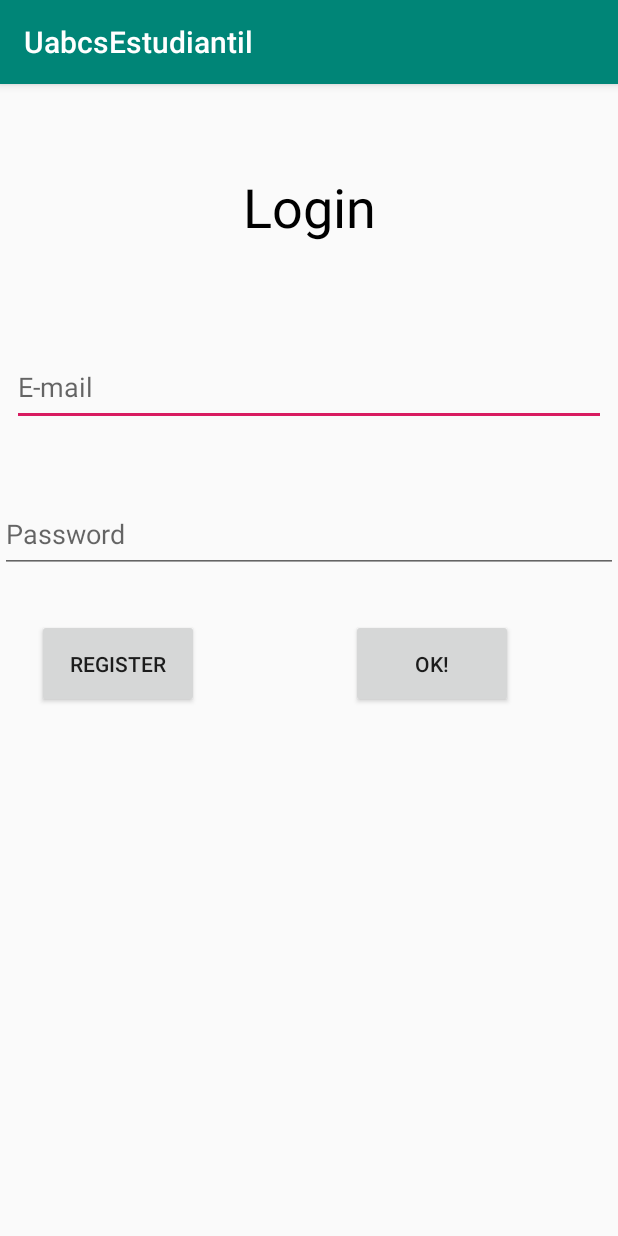
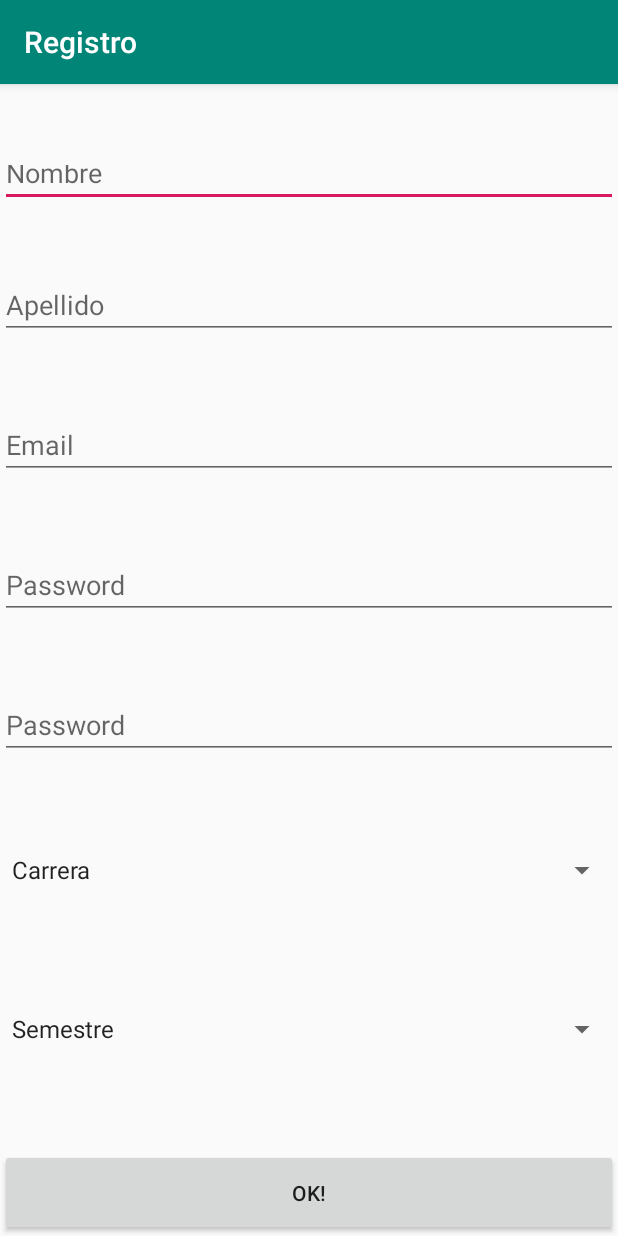
Before and after one commit to Taco-Hack/AndroidUabcs, an Android app: the screen it shows after launch (MainActivity before the commit, Registro after it), after a tap on "REGISTER", on a phone screen of 412 x 824 dp. Run offline under Robolectric (Android 15) with nearby library versions, the phone set to English and light mode, and no system bars; our stand-ins replace Firebase (no records; nobody signed in at launch, a user with empty details on screens opened directly).

Commit message:
se hicieron muchas cosas
agregar fin, login 99%, se va por mapa para concluir

```diff
--- a/app/src/main/AndroidManifest.xml
+++ b/app/src/main/AndroidManifest.xml
@@ -35,6 +35,9 @@
             android:name=".MapaActivity"
             android:label="@string/title_activity_mapa" />
         <activity
+            android:name=".Registro"
+            android:label="Registro" />
+        <activity
             android:name=".Menu"
             android:label="@string/title_activity_menu" />
         <activity android:name=".MainActivity">
--- /dev/null
+++ b/app/src/main/java/com/Jaime/uabcsestudiantil/Edificio/Edificio.java
@@ -0,0 +1,5 @@
+package com.Jaime.uabcsestudiantil.Edificio;
+
+public class Edificio {
+
+}
--- a/app/src/main/java/com/Jaime/uabcsestudiantil/Registro.java
+++ b/app/src/main/java/com/Jaime/uabcsestudiantil/Registro.java
@@ -1,12 +1,14 @@
 package com.Jaime.uabcsestudiantil;
 
 import android.content.Intent;
-import android.support.annotation.NonNull;
 import android.support.v7.app.AppCompatActivity;
 import android.os.Bundle;
 import android.view.View;
+import android.widget.AdapterView;
+import android.widget.ArrayAdapter;
 import android.widget.Button;
 import android.widget.EditText;
+import android.widget.Spinner;
 import android.widget.Toast;
 
 import com.Jaime.uabcsestudiantil.Ususario.Usuario;
@@ -16,27 +18,51 @@ import com.google.firebase.database.DatabaseReference;
 import com.google.firebase.database.FirebaseDatabase;
 import com.google.firebase.database.ValueEventListener;
 
+import java.util.ArrayList;
 import java.util.HashMap;
+import java.util.List;
 import java.util.Map;
 
 public class Registro extends AppCompatActivity {
+
     private EditText name,lName,email,pass1,pass2;
+    private Spinner carrera,semestre;
     private Button ok;
     private DatabaseReference bd;
+    private  List<Usuario> lisUsu;
+    private String sEmail, itemCar,itemSem;
+    private boolean bandera;
+    ArrayAdapter adapter,adapter2;
+
 
 
     @Override
     protected void onCreate(Bundle savedInstanceState) {
         super.onCreate(savedInstanceState);
         setContentView(R.layout.activity_registro);
+
         name=findViewById(R.id.xmlETxtName);
         lName=findViewById(R.id.xmlETxtLName);
         email=findViewById(R.id.xmlETxtEmail);
         pass1=findViewById(R.id.xmlETxtPas1);
         pass2=findViewById(R.id.xmlETxtPas2);
+        carrera=findViewById(R.id.xmlSprCar);
+        semestre=findViewById(R.id.xmlSprSem);
         ok=findViewById(R.id.xmlBtnOk);
 
+        adapter = ArrayAdapter.createFromResource(this,R.array.carreras, android.R.layout.simple_spinner_item);
+        carrera.setAdapter(adapter);
+        adapter2 = ArrayAdapter.createFromResource(this,R.array.semestre, android.R.layout.simple_spinner_item);
+        semestre.setAdapter(adapter2);
+
+        bandera=false;
+        lisUsu = new ArrayList<Usuario>();
+
+        itemCar = carrera.getSelectedItem().toString();
+        itemSem = semestre.getSelectedItem().toString();
+
         bd= FirebaseDatabase.getInstance().getReference();
+        consulta();
 
         ok.setOnClickListener(new View.OnClickListener() {
             @Override
@@ -54,14 +80,19 @@ public class Registro extends AppCompatActivity {
                     if (pass1.getText().toString().equals(pass2.getText().toString())){
                         if (pass1.getText().toString().trim().length()>6 ){
 
+                            cicloForEach();
+                            itemCar = carrera.getSelectedItem().toString();
+                            itemSem = semestre.getSelectedItem().toString();
 
+
+                            if (!bandera){
                                 Map<String, Object> datosUsuario=new HashMap<>();
                                 datosUsuario.put("nombre",name.getText().toString().trim());
                                 datosUsuario.put("apellido",lName.getText().toString().trim());
                                 datosUsuario.put("email",email.getText().toString().trim());
                                 datosUsuario.put("password",pass1.getText().toString().trim());
-
-                            datosUsuario.put("semestre",2);
+                                datosUsuario.put("carrera",itemCar);
+                                datosUsuario.put("semestre",itemSem);
                                 datosUsuario.put("notas","hola estas son tus notas:   ");
 
                                 bd.child("Usuario").push().setValue(datosUsuario);
@@ -75,9 +106,9 @@ public class Registro extends AppCompatActivity {
                                 Intent i = new Intent(getApplicationContext(), MainActivity.class);
                                 startActivity(i);
 
-
-
-
+                            }else{
+                                Toast.makeText(getApplicationContext(),"email ya existe",Toast.LENGTH_SHORT).show();
+                            }
 
                         }else{
                             Toast.makeText(getApplicationContext(),
@@ -93,38 +124,32 @@ public class Registro extends AppCompatActivity {
             }
         });
     }
-}
 
-/*
-bd.child("Usuario").addValueEventListener(new ValueEventListener() {
-                                @Override
-                                public void onDataChange(@NonNull DataSnapshot dataSnapshot) {
-                                    for (DataSnapshot snapshot:dataSnapshot.getChildren() ){
-                                        Usuario u= snapshot.getValue(Usuario.class);
-                                        if (u.getEmail().equals(email.getText().toString()) ){
-                                            bandera[0] =true;
-
-                                            Toast.makeText(getApplicationContext(),"El email ya existe",Toast.LENGTH_SHORT).show();
+    public void cicloForEach(){
+        sEmail = email.getText().toString().trim();
+        for(Usuario a : lisUsu){
+            if ( a.getEmail().equals(sEmail) ){
+                bandera=true;
                 break;
             }
         }
     }
 
+    public void consulta(){
+        bd.child("Usuario").addValueEventListener(new ValueEventListener() {
             @Override
-                                public void onCancelled(@NonNull DatabaseError databaseError) {
+            public void onDataChange( DataSnapshot dataSnapshot) {
+
+                for (DataSnapshot snapshot:dataSnapshot.getChildren() ){
+                    Usuario u= snapshot.getValue(Usuario.class);
+                    lisUsu.add(u);
+                }
+            }
+
+            @Override
+            public void onCancelled( DatabaseError databaseError) {
 
             }
         });
-
-
-
-
-                            if(bandera[0]){
-                                //aqui es la autenticacion
-                                Toast.makeText(getApplicationContext(),"prueba",Toast.LENGTH_SHORT).show();
-                            }else
-                            {
-
     }
-
- */
+}
--- a/app/src/main/res/layout/activity_registro.xml
+++ b/app/src/main/res/layout/activity_registro.xml
@@ -8,12 +8,12 @@
 
     <EditText
         android:id="@+id/xmlETxtName"
-        android:layout_width="270dp"
+        android:layout_width="0dp"
         android:layout_height="38dp"
+        android:digits="abcdefghijklmnopqrstuvwxyzABCDEFGHIJKLMNOPQRSTUVWXYZ "
         android:ems="10"
         android:hint="Nombre"
         android:inputType="textPersonName"
-        android:digits="abcdefghijklmnopqrstuvwxyzABCDEFGHIJKLMNOPQRSTUVWXYZ "
         android:singleLine="true"
         app:layout_constraintBottom_toBottomOf="parent"
         app:layout_constraintEnd_toEndOf="parent"
@@ -24,7 +24,7 @@
 
     <EditText
         android:id="@+id/xmlETxtLName"
-        android:layout_width="270dp"
+        android:layout_width="0dp"
         android:layout_height="40dp"
         android:ems="10"
         android:hint="Apellido"
@@ -39,7 +39,7 @@
 
     <EditText
         android:id="@+id/xmlETxtEmail"
-        android:layout_width="270dp"
+        android:layout_width="0dp"
         android:layout_height="wrap_content"
         android:ems="10"
         android:hint="Email"
@@ -54,19 +54,20 @@
 
     <EditText
         android:id="@+id/xmlETxtPas2"
-        android:layout_width="270dp"
+        android:layout_width="0dp"
         android:layout_height="wrap_content"
+        android:layout_marginBottom="1dp"
         android:ems="10"
         android:hint="Password"
         android:inputType="textPassword"
-        app:layout_constraintBottom_toTopOf="@+id/xmlBtnOk"
+        app:layout_constraintBottom_toTopOf="@+id/xmlSprCar"
         app:layout_constraintEnd_toEndOf="parent"
         app:layout_constraintStart_toStartOf="parent"
         app:layout_constraintTop_toBottomOf="@+id/xmlETxtPas1" />
 
     <EditText
         android:id="@+id/xmlETxtPas1"
-        android:layout_width="270dp"
+        android:layout_width="0dp"
         android:layout_height="wrap_content"
         android:ems="10"
         android:hint="Password"
@@ -79,11 +80,30 @@
 
     <Button
         android:id="@+id/xmlBtnOk"
-        android:layout_width="246dp"
+        android:layout_width="0dp"
         android:layout_height="58dp"
         android:text="Ok!"
         app:layout_constraintBottom_toBottomOf="parent"
         app:layout_constraintEnd_toEndOf="parent"
+        app:layout_constraintStart_toStartOf="parent" />
+
+    <Spinner
+        android:id="@+id/xmlSprCar"
+        android:layout_width="0dp"
+        android:layout_height="49dp"
+        android:layout_marginBottom="1dp"
+        app:layout_constraintBottom_toTopOf="@+id/xmlSprSem"
+        app:layout_constraintEnd_toEndOf="parent"
         app:layout_constraintStart_toStartOf="parent"
         app:layout_constraintTop_toBottomOf="@+id/xmlETxtPas2" />
+
+    <Spinner
+        android:id="@+id/xmlSprSem"
+        android:layout_width="0dp"
+        android:layout_height="64dp"
+        app:layout_constraintBottom_toTopOf="@+id/xmlBtnOk"
+        app:layout_constraintEnd_toEndOf="parent"
+        app:layout_constraintStart_toStartOf="parent"
+        app:layout_constraintTop_toBottomOf="@+id/xmlSprCar" />
+
 </android.support.constraint.ConstraintLayout>
--- /dev/null
+++ b/app/src/main/res/values/array.xml
@@ -0,0 +1,13 @@
+<?xml version="1.0" encoding="utf-8"?>
+<resources>
+    <string-array name="carreras">
+        <item>Carrera</item>
+        <item>IDS</item>
+        <item>ITC</item>
+        <item>LATI</item>
+    </string-array>
+    <string-array name="semestre">
+        <item>Semestre</item>
+        <item>2do.</item>
+    </string-array>
+</resources>
--- a/app/src/main/res/values/strings.xml
+++ b/app/src/main/res/values/strings.xml
@@ -12,4 +12,5 @@
     <string name="hello_blank_fragment_usuario">hola perro soy el fragment usuario :v</string>
     <string name="title_activity_gmaps">Map</string>
     <string name="title_activity_mapa">Map</string>
+
 </resources>
```
Also changed, not shown: app/src/main/java/com/Jaime/uabcsestudiantil/MainActivity.java (+149 -27 lines), app/src/main/java/com/Jaime/uabcsestudiantil/Ususario/Usuario.java (+18 -15 lines). Lines whose indentation alone changed are shown as unchanged.
